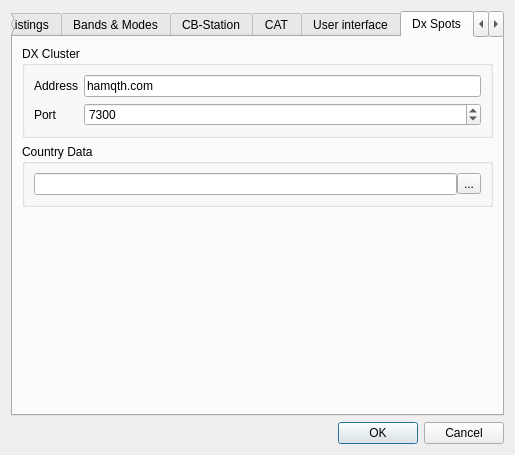
Before: the Qt Designer form ui_files/DragonLog_Settings.ui in gitandy/DragonLog, drawn with Qt 5.
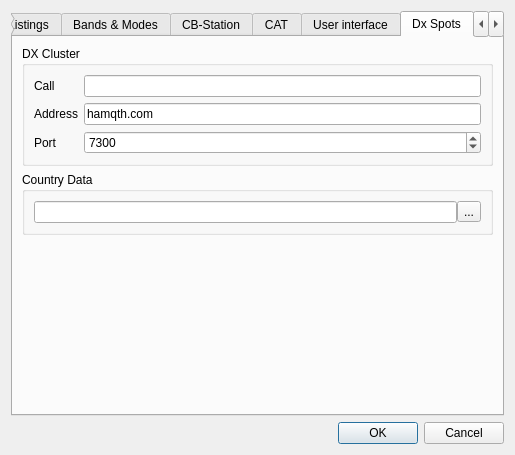
After: the same form once the commit is applied. The open tabs and pages were chosen to show the change.

What changed in the file:
```diff
--- a/ui_files/DragonLog_Settings.ui
+++ b/ui_files/DragonLog_Settings.ui
@@ -655,28 +655,28 @@
           <string>DX Cluster</string>
          </property>
          <layout class="QFormLayout" name="formLayout_7">
-          <item row="0" column="0">
+          <item row="1" column="0">
            <widget class="QLabel" name="label_4">
             <property name="text">
              <string>Address</string>
             </property>
            </widget>
           </item>
-          <item row="0" column="1">
+          <item row="1" column="1">
            <widget class="QLineEdit" name="dxAddrLineEdit">
             <property name="text">
              <string>hamqth.com</string>
             </property>
            </widget>
           </item>
-          <item row="1" column="0">
+          <item row="2" column="0">
            <widget class="QLabel" name="label_7">
             <property name="text">
              <string>Port</string>
             </property>
            </widget>
           </item>
-          <item row="1" column="1">
+          <item row="2" column="1">
            <widget class="QSpinBox" name="dxPortSpinBox">
             <property name="minimum">
              <number>1</number>
@@ -692,6 +692,16 @@
             </property>
            </widget>
           </item>
+          <item row="0" column="0">
+           <widget class="QLabel" name="label_8">
+            <property name="text">
+             <string>Call</string>
+            </property>
+           </widget>
+          </item>
+          <item row="0" column="1">
+           <widget class="QLineEdit" name="dxCallLineEdit"/>
+          </item>
          </layout>
         </widget>
        </item>
```
